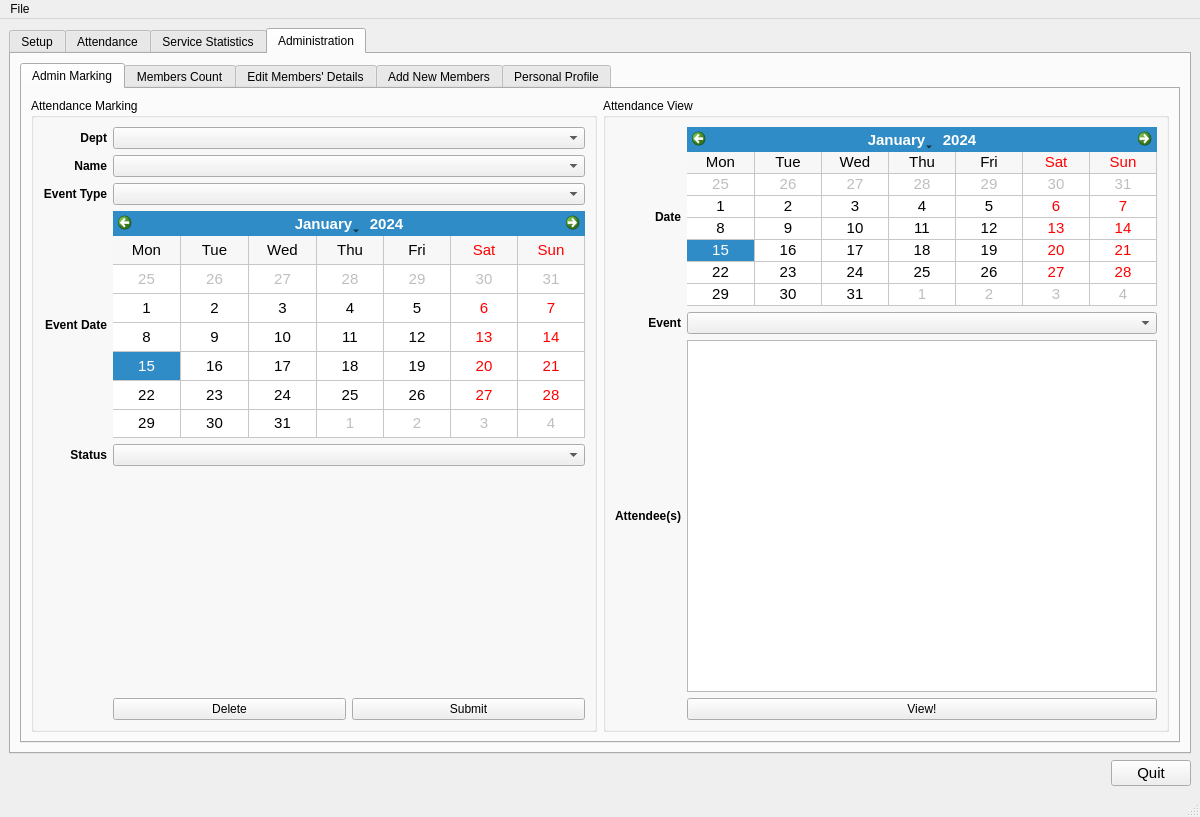
Before: the Qt Designer form tabbed.ui in dnth/AttTracker-pyside, drawn with Qt 5.
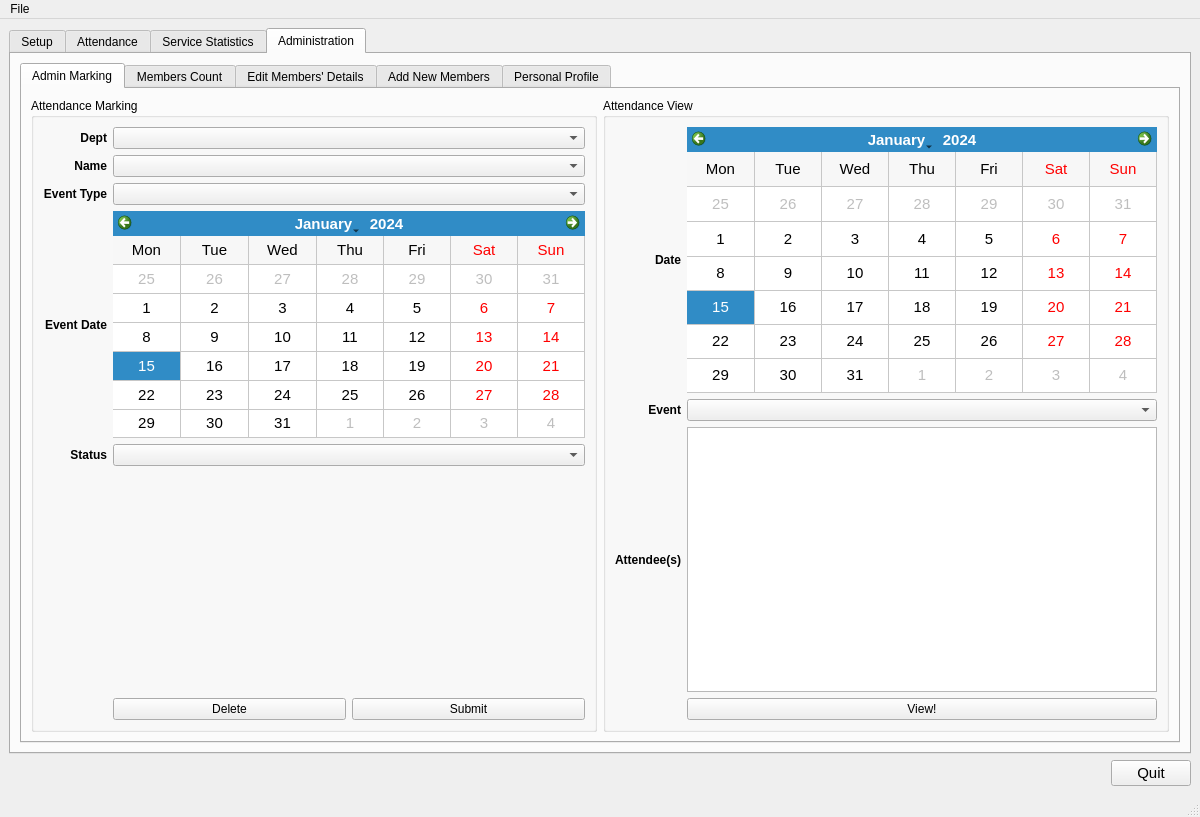
After: the same form once the commit is applied. The open tabs and pages were chosen to show the change. Icons and pictures are not drawn. Custom widgets are drawn as their Qt base class.

What changed in the file:
```diff
--- a/tabbed.ui
+++ b/tabbed.ui
@@ -1252,7 +1252,7 @@
                <item row="0" column="1">
                 <widget class="QCalendarWidget" name="calendarWidget_attview">
                  <property name="sizePolicy">
-                  <sizepolicy hsizetype="Preferred" vsizetype="Maximum">
+                  <sizepolicy hsizetype="Preferred" vsizetype="Preferred">
                    <horstretch>0</horstretch>
                    <verstretch>0</verstretch>
                   </sizepolicy>
```
Left out of the diff: 36 changed lines with no effect on the pictures.
